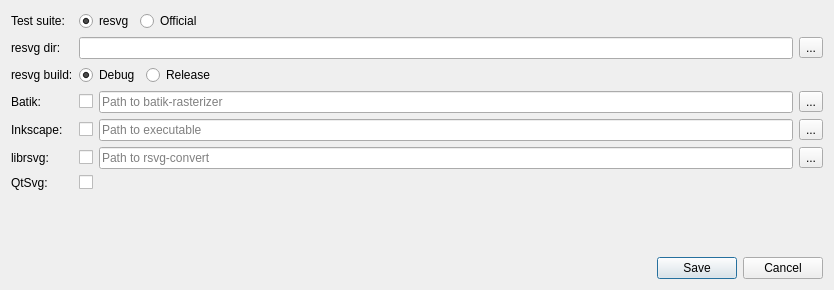
RazrFalcon/resvg-test-suite, file tools/vdiff/src/settingsdialog.ui: the form before one commit.
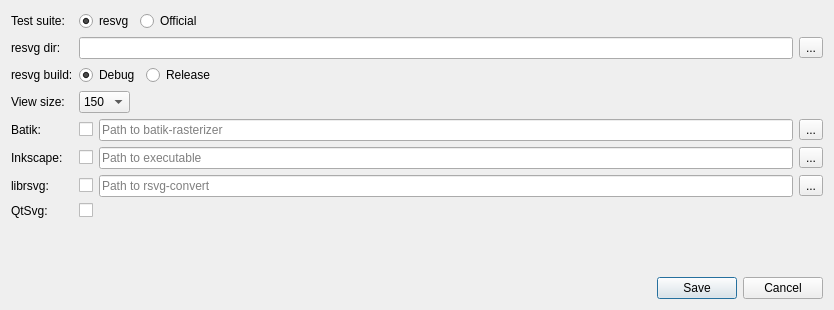
The form after the commit.

Diff of the .ui file:
```diff
--- a/tools/vdiff/src/settingsdialog.ui
+++ b/tools/vdiff/src/settingsdialog.ui
@@ -7,7 +7,7 @@
     <x>0</x>
     <y>0</y>
     <width>834</width>
-    <height>290</height>
+    <height>310</height>
    </rect>
   </property>
   <property name="windowTitle">
@@ -16,21 +16,21 @@
   <layout class="QVBoxLayout" name="verticalLayout">
    <item>
     <layout class="QGridLayout" name="gridLayout">
-     <item row="5" column="3">
+     <item row="6" column="3">
       <widget class="QToolButton" name="btnSelectRsvg">
        <property name="text">
         <string>...</string>
        </property>
       </widget>
      </item>
-     <item row="4" column="0">
+     <item row="5" column="0">
       <widget class="QLabel" name="label_3">
        <property name="text">
         <string>Inkscape:</string>
        </property>
       </widget>
      </item>
-     <item row="5" column="1">
+     <item row="6" column="1">
       <widget class="QCheckBox" name="chBoxUseLibrsvg">
        <property name="sizePolicy">
         <sizepolicy hsizetype="Fixed" vsizetype="Fixed">
@@ -40,14 +40,14 @@
        </property>
       </widget>
      </item>
-     <item row="4" column="2">
+     <item row="5" column="2">
       <widget class="QLineEdit" name="lineEditInkscape">
        <property name="placeholderText">
         <string>Path to executable</string>
        </property>
       </widget>
      </item>
-     <item row="4" column="1">
+     <item row="5" column="1">
       <widget class="QCheckBox" name="chBoxUseInkscape">
        <property name="sizePolicy">
         <sizepolicy hsizetype="Fixed" vsizetype="Fixed">
@@ -64,7 +64,7 @@
        </property>
       </widget>
      </item>
-     <item row="6" column="1">
+     <item row="7" column="1">
       <widget class="QCheckBox" name="chBoxUseQtSvg">
        <property name="sizePolicy">
         <sizepolicy hsizetype="Fixed" vsizetype="Fixed">
@@ -81,7 +81,7 @@
        </property>
       </widget>
      </item>
-     <item row="5" column="2">
+     <item row="6" column="2">
       <widget class="QLineEdit" name="lineEditRsvg">
        <property name="placeholderText">
         <string>Path to rsvg-convert</string>
@@ -102,35 +102,35 @@
        </property>
       </widget>
      </item>
-     <item row="4" column="3">
+     <item row="5" column="3">
       <widget class="QToolButton" name="btnSelectInkscape">
        <property name="text">
         <string>...</string>
        </property>
       </widget>
      </item>
-     <item row="5" column="0">
+     <item row="6" column="0">
       <widget class="QLabel" name="label_4">
        <property name="text">
         <string>librsvg:</string>
        </property>
       </widget>
      </item>
-     <item row="6" column="0">
+     <item row="7" column="0">
       <widget class="QLabel" name="label_8">
        <property name="text">
         <string>QtSvg:</string>
        </property>
       </widget>
      </item>
-     <item row="3" column="0">
+     <item row="4" column="0">
       <widget class="QLabel" name="label_9">
        <property name="text">
         <string>Batik:</string>
        </property>
       </widget>
      </item>
-     <item row="3" column="1">
+     <item row="4" column="1">
       <widget class="QCheckBox" name="chBoxUseBatik">
        <property name="sizePolicy">
         <sizepolicy hsizetype="Fixed" vsizetype="Fixed">
@@ -140,14 +140,14 @@
        </property>
       </widget>
      </item>
-     <item row="3" column="2">
+     <item row="4" column="2">
       <widget class="QLineEdit" name="lineEditBatik">
        <property name="placeholderText">
         <string>Path to batik-rasterizer</string>
        </property>
       </widget>
      </item>
-     <item row="3" column="3">
+     <item row="4" column="3">
       <widget class="QToolButton" name="btnSelectBatik">
        <property name="text">
         <string>...</string>
@@ -239,6 +239,64 @@
        </layout>
       </widget>
      </item>
+     <item row="3" column="0">
+      <widget class="QLabel" name="label">
+       <property name="text">
+        <string>View size:</string>
+       </property>
+      </widget>
+     </item>
+     <item row="3" column="1" colspan="3">
+      <layout class="QHBoxLayout" name="horizontalLayout_2">
+       <item>
+        <widget class="QComboBox" name="cmbBoxViewSize">
+         <item>
+          <property name="text">
+           <string>150</string>
+          </property>
+         </item>
+         <item>
+          <property name="text">
+           <string>200</string>
+          </property>
+         </item>
+         <item>
+          <property name="text">
+           <string>250</string>
+          </property>
+         </item>
+         <item>
+          <property name="text">
+           <string>300</string>
+          </property>
+         </item>
+         <item>
+          <property name="text">
+           <string>400</string>
+          </property>
+         </item>
+         <item>
+          <property name="text">
+           <string>500</string>
+          </property>
+         </item>
+        </widget>
+       </item>
+       <item>
+        <spacer name="horizontalSpacer">
+         <property name="orientation">
+          <enum>Qt::Horizontal</enum>
+         </property>
+         <property name="sizeHint" stdset="0">
+          <size>
+           <width>40</width>
+           <height>20</height>
+          </size>
+         </property>
+        </spacer>
+       </item>
+      </layout>
+     </item>
     </layout>
    </item>
    <item>
```
